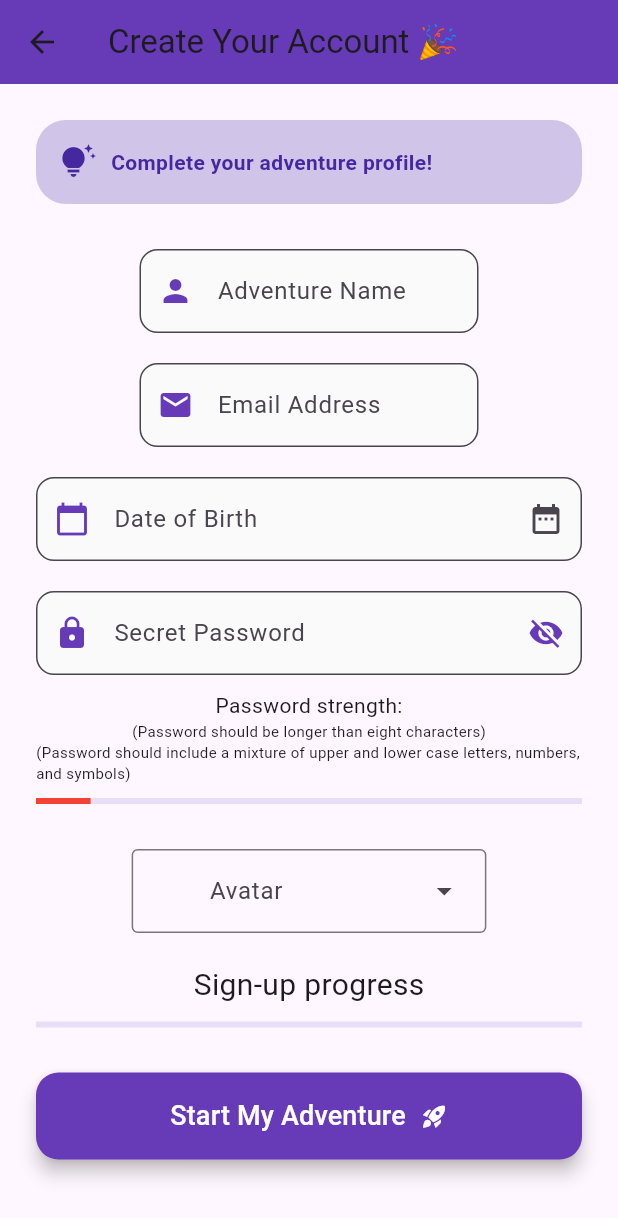
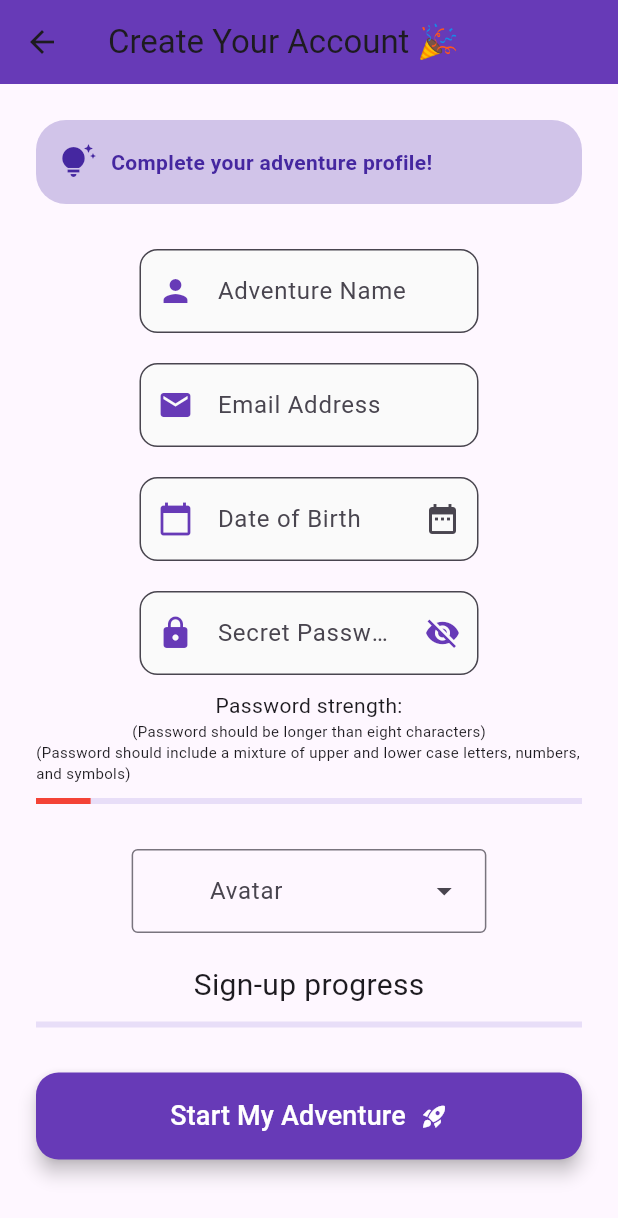
Before and after one commit to Nathan2055/csc4360-activity13-signupformpart2, a Flutter app: the SignupScreen screen opened directly, on a phone screen of 412 x 824 dp. Shown: the top 1218 px of the screen. Run offline on Flutter 3.47's test engine with Material 3 defaults, Android fonts, the phone set to English and light mode, and no system bars; our stand-ins replace animated_text_kit, confetti.

```diff
--- a/lib/screens/signup_screen.dart
+++ b/lib/screens/signup_screen.dart
@@ -292,7 +292,16 @@ class _SignupScreenState extends State<SignupScreen>
                 const SizedBox(height: 20),
 
                 // DOB w/Calendar
-                TextFormField(
+                AnimatedBuilder(
+                  animation: offsetAnimation3,
+                  builder: (context, child) {
+                    return Container(
+                      margin: EdgeInsets.symmetric(horizontal: 24),
+                      padding: EdgeInsets.only(
+                        left: offsetAnimation3.value + 45,
+                        right: 45 - offsetAnimation3.value,
+                      ),
+                      child: TextFormField(
                         controller: _dobController,
                         readOnly: true,
                         onTap: _selectDate,
@@ -322,10 +331,22 @@ class _SignupScreenState extends State<SignupScreen>
                           return null;
                         },
                       ),
+                    );
+                  },
+                ),
                 const SizedBox(height: 20),
 
                 // Pswd Field w/ Toggle
-                TextFormField(
+                AnimatedBuilder(
+                  animation: offsetAnimation4,
+                  builder: (context, child) {
+                    return Container(
+                      margin: EdgeInsets.symmetric(horizontal: 24),
+                      padding: EdgeInsets.only(
+                        left: offsetAnimation4.value + 45,
+                        right: 45 - offsetAnimation4.value,
+                      ),
+                      child: TextFormField(
                         controller: _passwordController,
                         obscureText: !_isPasswordVisible,
                         onEditingComplete: _textFieldCallback,
@@ -369,6 +390,9 @@ class _SignupScreenState extends State<SignupScreen>
                             return 'Make it stronger! At least 6 characters';
                           }
                           return null;
+                        },
+                      ),
+                    );
                   },
                 ),
                 const SizedBox(height: 10),
```
Lines whose indentation alone changed are shown as unchanged.
